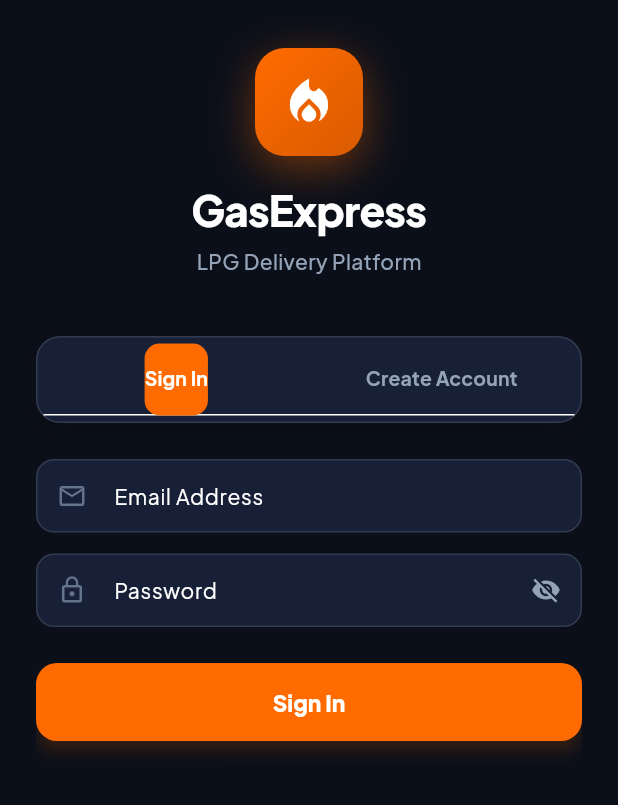
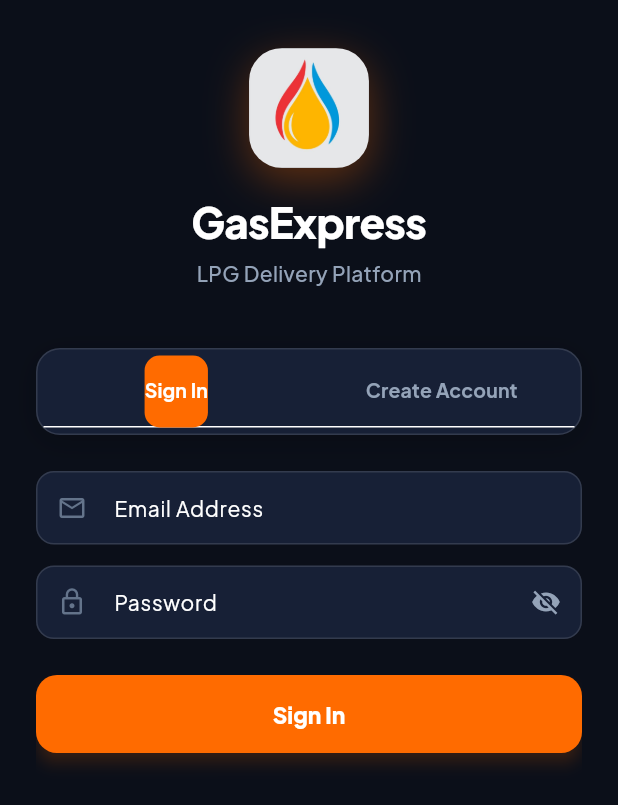
Before and after one commit to Khesien/Fuelgas, a Flutter app: the screen it shows after launch, on a phone screen of 412 x 824 dp. Shown: the top 805 px of the screen. Run offline on Flutter 3.47's test engine with Material 3 defaults, Android fonts, the phone set to English and light mode, and no system bars; our stand-ins replace google_fonts, supabase_flutter; accounts and stored records are empty.

Commit message:
feat: integrate official app icon across Flutter, Android launcher mipmaps, and Web

```diff
--- a/flutter_app/lib/screens/common/auth_screen.dart
+++ b/flutter_app/lib/screens/common/auth_screen.dart
@@ -235,25 +235,36 @@ class _AuthScreenState extends State<AuthScreen>
     return Column(
       children: [
         Container(
-          width: 72,
-          height: 72,
+          width: 80,
+          height: 80,
           decoration: BoxDecoration(
-            gradient: const LinearGradient(
-              colors: [AppColors.brandOrange, AppColors.brandOrangeDark],
-              begin: Alignment.topLeft,
-              end: Alignment.bottomRight,
-            ),
-            borderRadius: BorderRadius.circular(20),
+            borderRadius: BorderRadius.circular(22),
             boxShadow: [
               BoxShadow(
-                color: AppColors.brandOrange.withOpacity(0.4),
+                color: AppColors.brandOrange.withOpacity(0.35),
                 blurRadius: 24,
                 offset: const Offset(0, 8),
               ),
             ],
           ),
-          child: const Icon(Icons.local_fire_department,
-              color: Colors.white, size: 38),
+          child: ClipRRect(
+            borderRadius: BorderRadius.circular(22),
+            child: Image.asset(
+              'assets/images/app_icon.png',
+              fit: BoxFit.cover,
+              errorBuilder: (_, __, ___) => Container(
+                decoration: const BoxDecoration(
+                  gradient: LinearGradient(
+                    colors: [AppColors.brandOrange, AppColors.brandOrangeDark],
+                    begin: Alignment.topLeft,
+                    end: Alignment.bottomRight,
+                  ),
+                ),
+                child: const Icon(Icons.local_fire_department,
+                    color: Colors.white, size: 40),
+              ),
+            ),
+          ),
         ),
         const SizedBox(height: 16),
         const Text(
```
Also changed, not shown: flutter_app/assets/images/app_icon.png (added), flutter_app/assets/images/logo.png (added), flutter_app/assets/images/playstore_icon.png (added), public/app-icon.png (added), public/favicon.png (added), 18 other files.
